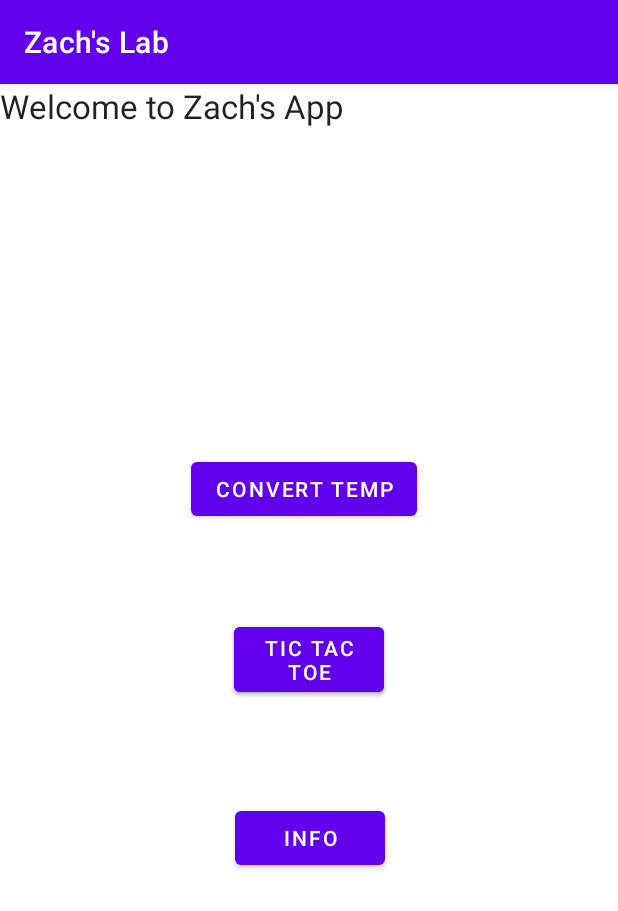
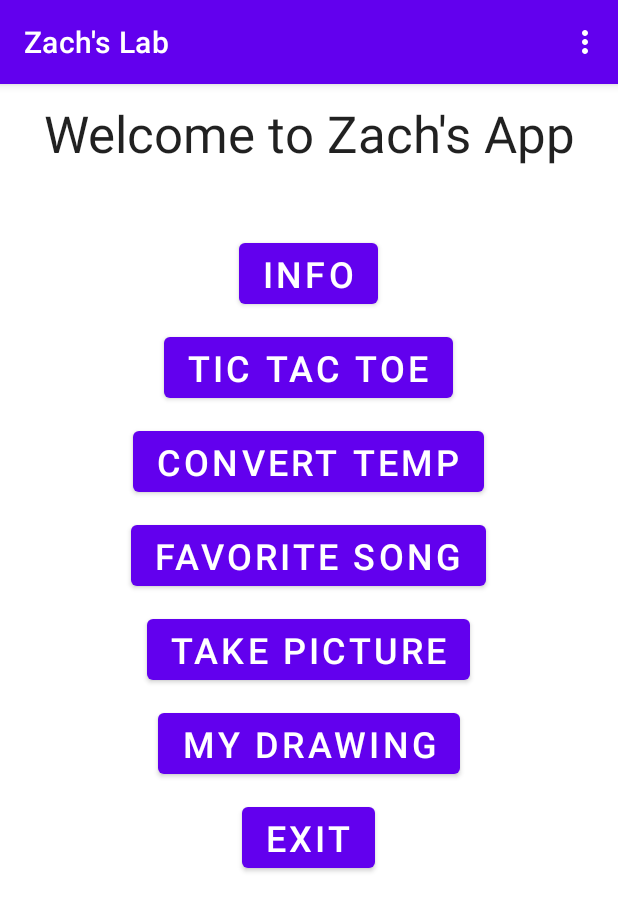
Before and after one commit to Zmurray22/Android-Lab, an Android app: the screen it shows after launch (MainMenuActivity), on a phone screen of 412 x 824 dp. Shown: the top 911 px of the screen. Run offline under Robolectric (Android 15) with nearby library versions, the phone set to English and light mode, and no system bars.

Commit message:
Added spinner options menu

```diff
--- a/app/src/main/java/com/example/lab2/MainMenuActivity.java
+++ b/app/src/main/java/com/example/lab2/MainMenuActivity.java
@@ -1,11 +1,16 @@
 package com.example.lab2;
 
+import androidx.annotation.NonNull;
 import androidx.appcompat.app.AppCompatActivity;
 
 import android.content.Intent;
 import android.os.Bundle;
+import android.view.Menu;
+import android.view.MenuInflater;
+import android.view.MenuItem;
 import android.view.View;
 import android.widget.Button;
+import android.widget.Toast;
 
 public class MainMenuActivity extends AppCompatActivity {
 
@@ -15,7 +20,7 @@ public class MainMenuActivity extends AppCompatActivity {
         setContentView(R.layout.activity_main_menu);
 
         //Add a listener to the button to take you to the temp converter
-        Button btnWeather=(Button) findViewById(R.id.btnWeather);
+        Button btnWeather= findViewById(R.id.btnWeather);
         btnWeather.setOnClickListener(new View.OnClickListener() {
                                           @Override
                                           public void onClick(View v) {
@@ -25,7 +30,7 @@ public class MainMenuActivity extends AppCompatActivity {
         );
 
         //Add a listener to the button to take you to the image activity
-        Button btnDraw=(Button) findViewById(R.id.btnDraw);
+        Button btnDraw= findViewById(R.id.btnDraw);
         btnDraw.setOnClickListener(new View.OnClickListener() {
                                           @Override
                                           public void onClick(View v) {
@@ -33,6 +38,31 @@ public class MainMenuActivity extends AppCompatActivity {
                                           }
                                       }
         );
+        //TODO: add listeners for other buttons
+    }
+    //Options menu creation and listeners
+    @Override
+    public boolean onCreateOptionsMenu(Menu menu) {
+        MenuInflater inflater = getMenuInflater();
+        inflater.inflate(R.menu.menu_main, menu);
+        return true;
+    }
+
+    @Override
+    public boolean onOptionsItemSelected(@NonNull MenuItem item) {
+        //TODO: refactor to if statements for Gradle 8.0
+        switch (item.getItemId()) {
+            case R.id.mnuMain:
+                return true;
+            case R.id.mnuSettings:
+                Toast.makeText(this, R.string.construction, Toast.LENGTH_SHORT).show();
+                return true;
+            case R.id.mnuExit:
+                finish();
+                return true;
+            default:
+                return super.onOptionsItemSelected(item);
+        }
     }
 
     private void goWeather() {
@@ -44,4 +74,12 @@ public class MainMenuActivity extends AppCompatActivity {
         Intent intent = new Intent(MainMenuActivity.this, MyDrawingActivity.class);
         this.startActivity(intent);
     }
+
+    //TODO: intents for other buttons
+    /*goInfo
+    goTicTacToe
+    goFavSong
+    goTakePic
+    exit
+     */
 }
--- a/app/src/main/res/layout/activity_main_menu.xml
+++ b/app/src/main/res/layout/activity_main_menu.xml
@@ -13,68 +13,85 @@
         android:layout_width="wrap_content"
         android:layout_height="wrap_content"
         android:layout_alignParentTop="true"
+        android:layout_centerHorizontal="true"
         android:layout_marginBottom="10dp"
+        android:layout_marginTop="10dp"
         android:gravity="center_horizontal"
         android:text="@string/Welcome"
-        android:textAppearance="?android:attr/textAppearanceLarge" />
+        android:textAppearance="?android:attr/textAppearanceLarge"
+        android:textSize="34sp" />
 
-    <GridLayout
+    <Button
+        android:id="@+id/btnInfo"
         android:layout_width="wrap_content"
         android:layout_height="wrap_content"
-        android:layout_centerVertical="true"
         android:layout_centerHorizontal="true"
-        android:orientation="vertical"
-        android:columnCount="1"
-        android:rowCount="3"
-        android:useDefaultMargins="true" >
+        android:layout_gravity="center|fill"
+        android:layout_marginTop="100dp"
+        android:text="@string/goInfo"
+        android:textSize="24sp" />
 
     <Button
         android:id="@+id/btnTicTacToe"
-            android:layout_width="100dp"
+        android:layout_width="wrap_content"
         android:layout_height="wrap_content"
-            android:layout_row="0"
-            android:layout_column="0"
-            android:layout_gravity="center|fill"
-            android:text="@string/goTicTacToe" />
+        android:layout_centerHorizontal="true"
+        android:layout_below="@id/btnInfo"
+        android:layout_marginTop="10dp"
+        android:text="@string/goTicTacToe"
+        android:textSize="24sp" />
 
     <Button
         android:id="@+id/btnDraw"
-            android:layout_width="100dp"
+        android:layout_width="wrap_content"
         android:layout_height="wrap_content"
-            android:layout_row="0"
-            android:layout_column="0"
+        android:layout_centerHorizontal="true"
         android:layout_gravity="center|fill"
-            android:text="@string/goTicTacToe" />
-
-        <!--code for button named btnSong here
-        //code for button named btnTakePic here
-        //code for button named btnDraw here-->
-    </GridLayout>
+        android:layout_marginTop="10dp"
+        android:layout_below="@id/btnTakePic"
+        android:text="@string/goDraw"
+        android:textSize="24sp" />
 
     <Button
         android:id="@+id/btnWeather"
         android:layout_width="wrap_content"
         android:layout_height="wrap_content"
-        android:layout_alignParentStart="true"
-        android:layout_alignParentTop="true"
         android:layout_centerHorizontal="true"
         android:layout_gravity="center|fill"
-        android:layout_marginStart="127dp"
-        android:layout_marginTop="246dp"
-        android:text="@string/goWeather" />
+        android:layout_marginTop="10dp"
+        android:layout_below="@id/btnTicTacToe"
+        android:text="@string/goWeather"
+        android:textSize="24sp" />
 
     <Button
-        android:id="@+id/btnInfo"
-        android:layout_width="100dp"
+        android:id="@+id/btnFavSong"
+        android:layout_width="wrap_content"
         android:layout_height="wrap_content"
-        android:layout_alignParentEnd="true"
-        android:layout_alignParentBottom="true"
         android:layout_centerHorizontal="true"
         android:layout_gravity="center|fill"
-        android:layout_marginEnd="155dp"
-        android:layout_marginBottom="241dp"
-        android:text="@string/goInfo" />
+        android:layout_marginTop="10dp"
+        android:layout_below="@id/btnWeather"
+        android:text="@string/goMusic"
+        android:textSize="24sp" />
 
+    <Button
+        android:id="@+id/btnTakePic"
+        android:layout_width="wrap_content"
+        android:layout_height="wrap_content"
+        android:layout_centerHorizontal="true"
+        android:layout_marginTop="10dp"
+        android:layout_below="@id/btnFavSong"
+        android:text="@string/goTakePic"
+        android:textSize="24sp" />
 
+    <Button
+        android:id="@+id/btnExit"
+        android:layout_width="wrap_content"
+        android:layout_height="wrap_content"
+        android:layout_centerHorizontal="true"
+        android:layout_marginTop="10dp"
+        android:layout_below="@id/btnDraw"
+        android:text="@string/exit"
+        android:textSize="24sp" />
 
 </RelativeLayout>
--- a/app/src/main/res/menu/menu_main.xml
+++ b/app/src/main/res/menu/menu_main.xml
@@ -5,8 +5,15 @@
         android:id="@+id/mnuMain"
         android:title="@string/mainMenu"
         app:showAsAction="never" />
+
+    <item
+        android:id="@+id/mnuSettings"
+        android:title="Settings"
+        app:showAsAction="never" />
+
     <item
         android:id="@+id/mnuExit"
         android:title="@string/exit"
         app:showAsAction="never" />
+
 </menu>
--- a/app/src/main/res/values/strings.xml
+++ b/app/src/main/res/values/strings.xml
@@ -30,6 +30,7 @@
     <!--Generic strings-->
     <string name="app_name">Zach\'s Lab</string>
     <string name="toastAction">Error</string>
+    <string name="construction">Under Construction!</string>
     <string name="exit">Exit</string>
     <string name="test">Test</string>
 </resources>
```
Also changed, not shown: app/src/main/java/com/example/lab2/MyDrawingActivity.java (+32 -0 lines), app/src/main/java/com/example/lab2/WeatherActivity.java (+19 -6 lines), app/src/main/res/drawable/shape_rectangle.xml (+4 -4 lines), app/src/main/res/layout/activity_my_drawing.xml (+14 -14 lines), app/src/main/res/drawable-v24/drawing_background.jpg (renamed from app/src/main/res/drawable-v24/BGbackgroundDM4.jpg), 3 other files. Lines whose indentation alone changed are shown as unchanged.
